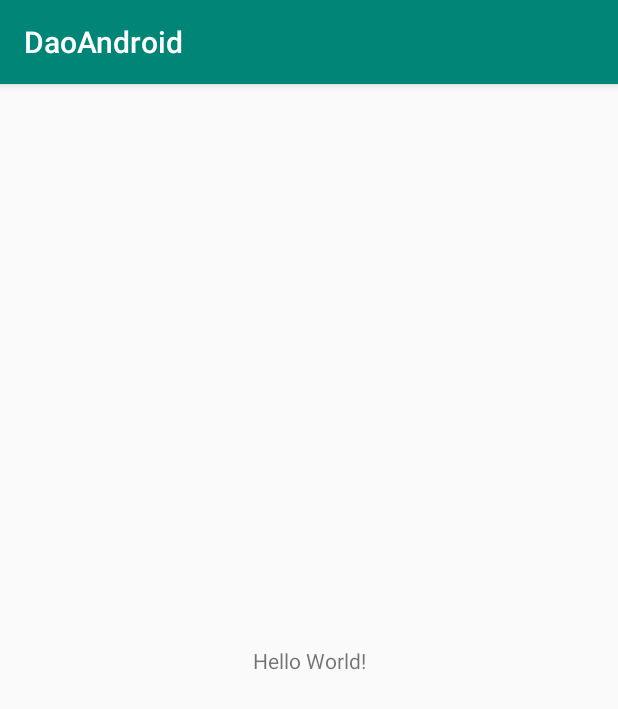
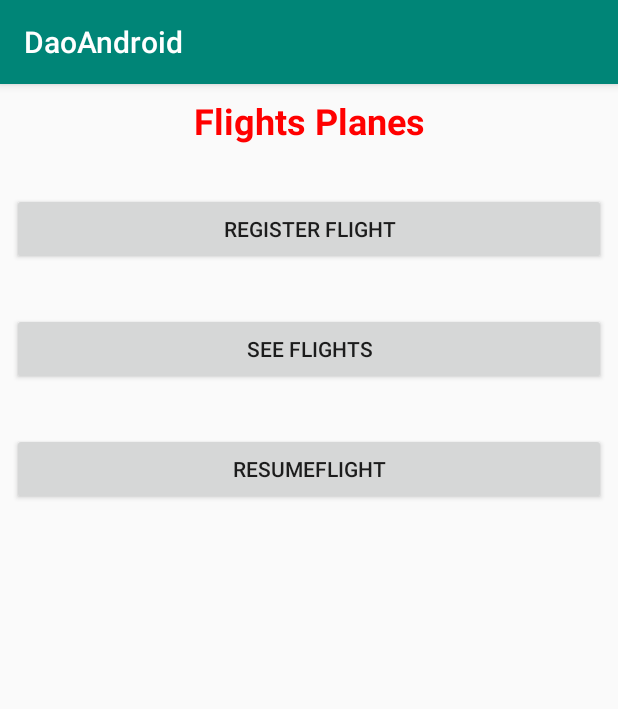
Before and after one commit to a18simongv/AndroidDaoExam, an Android app: the screen it shows after launch (MainActivity), on a phone screen of 412 x 824 dp. Shown: the top 709 px of the screen. Run offline under Robolectric (Android 15) with nearby library versions, the phone set to English and light mode, and no system bars.

Commit message:
a ver como qda todo

```diff
--- a/app/src/main/java/com/example/daoandroid/MainActivity.java
+++ b/app/src/main/java/com/example/daoandroid/MainActivity.java
@@ -1,13 +1,46 @@
 package com.example.daoandroid;
 
+import android.content.Intent;
 import android.support.v7.app.AppCompatActivity;
 import android.os.Bundle;
+import android.util.Log;
+import android.view.View;
+import android.widget.Button;
+
+import com.example.daoandroid.activities.RegisterFlight;
+import com.example.daoandroid.activities.SeeFlights;
+
+import java.sql.Date;
+import java.util.Calendar;
 
 public class MainActivity extends AppCompatActivity {
+
+    private Button btnRegister, btnSee;
 
     @Override
     protected void onCreate(Bundle savedInstanceState) {
         super.onCreate(savedInstanceState);
         setContentView(R.layout.activity_main);
+
+        btnRegister = findViewById(R.id.btnRegisterFlight);
+        btnSee = findViewById(R.id.btnSeeFlights);
+
+        Log.e("date", (new Date(Calendar.getInstance().getTimeInMillis())).toString());
+
+        btnRegister.setOnClickListener(new View.OnClickListener() {
+            @Override
+            public void onClick(View v) {
+                Intent intent = new Intent(getApplicationContext(), RegisterFlight.class);
+                startActivity(intent);
+            }
+        });
+
+        btnSee.setOnClickListener(new View.OnClickListener() {
+            @Override
+            public void onClick(View v) {
+                Intent intent = new Intent(getApplicationContext(), SeeFlights.class);
+                startActivity(intent);
+            }
+        });
     }
 }
--- a/app/src/main/java/com/example/daoandroid/database/dao/daoimp/ModelImp.java
+++ b/app/src/main/java/com/example/daoandroid/database/dao/daoimp/ModelImp.java
@@ -36,7 +36,7 @@ public class ModelImp implements ModelI {
     }
 
     @Override
-    public int getLastRow(String nameModel) {
+    public int getNumRow(String nameModel) {
         int rows = 0;
         Cursor cursor = database.rawQuery("select count() from seat_rows where name_model=?", new String[]{nameModel});
         if (cursor.moveToFirst()) {
@@ -48,8 +48,7 @@ public class ModelImp implements ModelI {
     @Override
     public boolean insertRow(SeatRow seatRow) {
         ContentValues values = new ContentValues();
-        int row = getLastRow(seatRow.getNameModel()) + 1;
-        values.put("num_row", row);
+        values.put("num_row", seatRow.getRow());
         values.put("name_model", seatRow.getNameModel());
         values.put("num_seats", seatRow.getNumberSeats());
         values.put("row_arm", seatRow.getRowArm());
--- a/app/src/main/java/com/example/daoandroid/database/dao/daoimp/PlaneImp.java
+++ b/app/src/main/java/com/example/daoandroid/database/dao/daoimp/PlaneImp.java
@@ -27,7 +27,7 @@ public class PlaneImp implements DaoI<Plane, String> {
         Plane plane = null;
         Cursor cursor = database.rawQuery("select * from planes where number_plate=?", new String[]{id});
         if (cursor.moveToFirst()) {
-            plane = new Plane(id, DaoImp.getDaoModel(context).getById(cursor.getString(1)));
+            plane = new Plane(id, cursor.getString(1));
         }
         return plane;
     }
@@ -38,7 +38,7 @@ public class PlaneImp implements DaoI<Plane, String> {
 
         Cursor cursor = database.rawQuery("select * from planes", new String[]{});
         while (cursor.moveToNext()) {
-            Plane plane = new Plane(cursor.getString(0), DaoImp.getDaoModel(context).getById(cursor.getString(1)));
+            Plane plane = new Plane(cursor.getString(0), cursor.getString(1));
             planes.add(plane);
         }
 
@@ -49,7 +49,7 @@ public class PlaneImp implements DaoI<Plane, String> {
     public boolean insert(Plane plane) {
         ContentValues values = new ContentValues();
         values.put("number_plate", plane.getNumberPlate());
-        values.put("name_model", plane.getModel().getNameModel());
+        values.put("name_model", plane.getModel());
 
         long num = database.insert("planes", null, values);
 
--- a/app/src/main/java/com/example/daoandroid/database/dao/ints/FlightI.java
+++ b/app/src/main/java/com/example/daoandroid/database/dao/ints/FlightI.java
@@ -9,6 +9,8 @@ public interface FlightI extends DaoI<Flight,Integer> {
 
     int getLastMultimedia(int idFlight);
     Multimedia getMultimedia(int idFlight, int idMult);
+    int lastFlight();
+    void finalizeFlight(int idFlight);
     List<Multimedia> listMultimedia(int idFlight);
     boolean insertMultimedia(Multimedia multimedia);
 
--- a/app/src/main/java/com/example/daoandroid/database/dao/ints/ModelI.java
+++ b/app/src/main/java/com/example/daoandroid/database/dao/ints/ModelI.java
@@ -12,7 +12,7 @@ public interface ModelI extends DaoI<Model,String> {
     List<SeatRow> getRows(String nameModel);
     List<CgMass> getCg(String nameModel);
 
-    int getLastRow(String nameModel);
+    int getNumRow(String nameModel);
 
     boolean insertRow(SeatRow seatRow);
     boolean insertCg(CgMass cgMass);
--- a/app/src/main/java/com/example/daoandroid/database/dao/ints/PassengerI.java
+++ b/app/src/main/java/com/example/daoandroid/database/dao/ints/PassengerI.java
@@ -8,6 +8,7 @@ import java.util.List;
 public interface PassengerI extends DaoI<Passenger, Flight> {
 
 
-    List<Passenger> listAll(Flight flight);
+    List<Passenger> listAll(int flight);
+    int numRows(String nameModel);
 
 }
--- a/app/src/main/java/com/example/daoandroid/database/models/CgMass.java
+++ b/app/src/main/java/com/example/daoandroid/database/models/CgMass.java
@@ -10,6 +10,9 @@ public class CgMass {
     private double mass;
 
     public CgMass(){}
+    public CgMass(String nameModel) {
+        this.nameModel = nameModel;
+    }
     public CgMass(int cg, String nameModel, double mass) {
         this.cg = cg;
         this.nameModel = nameModel;
--- a/app/src/main/java/com/example/daoandroid/database/models/Model.java
+++ b/app/src/main/java/com/example/daoandroid/database/models/Model.java
@@ -13,7 +13,10 @@ public class Model {
     private double bew, bewArm;
 
     public Model() {}
-    public Model(String nameModel,double fuelMax, double fuelArm, double baggageMax, double baggageArm, double bew, double bewArm) {
+    public Model(String nameModel) {
+        this.nameModel = nameModel;
+    }
+    public Model(String nameModel, double fuelMax, double fuelArm, double baggageMax, double baggageArm, double bew, double bewArm) {
         this.nameModel = nameModel;
         this.fuelMax = fuelMax;
         this.fuelArm = fuelArm;
--- a/app/src/main/java/com/example/daoandroid/database/models/SeatRow.java
+++ b/app/src/main/java/com/example/daoandroid/database/models/SeatRow.java
@@ -12,6 +12,9 @@ public class SeatRow {
     private double rowArm;
 
     public SeatRow() {}
+    public SeatRow(String nameModel) {
+        this.nameModel = nameModel;
+    }
     public SeatRow(int row, String nameModel, int numberSeats, double rowArm) {
         this.row = row;
         this.nameModel = nameModel;
--- a/app/src/main/res/layout/activity_main.xml
+++ b/app/src/main/res/layout/activity_main.xml
@@ -6,13 +6,63 @@
     android:layout_height="match_parent"
     tools:context=".MainActivity">
 
+    <Button
+        android:id="@+id/btnRegisterFlight"
+        android:layout_width="0dp"
+        android:layout_height="wrap_content"
+        android:layout_marginStart="8dp"
+        android:layout_marginLeft="8dp"
+        android:layout_marginTop="32dp"
+        android:layout_marginEnd="8dp"
+        android:layout_marginRight="8dp"
+        android:text="@string/strBtnRegisterFlight"
+        app:layout_constraintEnd_toEndOf="parent"
+        app:layout_constraintStart_toStartOf="parent"
+        app:layout_constraintTop_toBottomOf="@+id/tvApp" />
+
+    <Button
+        android:id="@+id/btnSeeFlights"
+        android:layout_width="0dp"
+        android:layout_height="wrap_content"
+        android:layout_marginStart="8dp"
+        android:layout_marginLeft="8dp"
+        android:layout_marginTop="32dp"
+        android:layout_marginEnd="8dp"
+        android:layout_marginRight="8dp"
+        android:text="@string/strBtnSeeFlights"
+        app:layout_constraintEnd_toEndOf="parent"
+        app:layout_constraintStart_toStartOf="parent"
+        app:layout_constraintTop_toBottomOf="@+id/btnRegisterFlight" />
+
+    <Button
+        android:id="@+id/btnResumeFlight"
+        android:layout_width="0dp"
+        android:layout_height="wrap_content"
+        android:layout_marginStart="8dp"
+        android:layout_marginLeft="8dp"
+        android:layout_marginTop="32dp"
+        android:layout_marginEnd="8dp"
+        android:layout_marginRight="8dp"
+        android:text="@string/strBtnResumeFlight"
+        app:layout_constraintEnd_toEndOf="parent"
+        app:layout_constraintStart_toStartOf="parent"
+        app:layout_constraintTop_toBottomOf="@+id/btnSeeFlights" />
+
     <TextView
+        android:id="@+id/tvApp"
         android:layout_width="wrap_content"
         android:layout_height="wrap_content"
-        android:text="Hello World!"
-        app:layout_constraintBottom_toBottomOf="parent"
-        app:layout_constraintLeft_toLeftOf="parent"
-        app:layout_constraintRight_toRightOf="parent"
+        android:layout_marginStart="8dp"
+        android:layout_marginLeft="8dp"
+        android:layout_marginTop="8dp"
+        android:layout_marginEnd="8dp"
+        android:layout_marginRight="8dp"
+        android:text="@string/strTvApp"
+        android:textColor="@color/clRed"
+        android:textSize="24sp"
+        android:textStyle="bold"
+        app:layout_constraintEnd_toEndOf="parent"
+        app:layout_constraintStart_toStartOf="parent"
         app:layout_constraintTop_toTopOf="parent" />
 
 </android.support.constraint.ConstraintLayout>
--- a/app/src/main/res/values/colors.xml
+++ b/app/src/main/res/values/colors.xml
@@ -3,4 +3,6 @@
     <color name="colorPrimary">#008577</color>
     <color name="colorPrimaryDark">#00574B</color>
     <color name="colorAccent">#D81B60</color>
+    <color name="Black">#000000</color>
+    <color name="clRed">#FF0000</color>
 </resources>
```
Also changed, not shown: app/src/main/AndroidManifest.xml (+7 -0 lines), app/src/main/java/com/example/daoandroid/database/dao/daoimp/FlightImp.java (+30 -9 lines), app/src/main/java/com/example/daoandroid/database/dao/daoimp/PassengerImp.java (+29 -16 lines), app/src/main/java/com/example/daoandroid/database/models/Flight.java (+13 -9 lines), app/src/main/java/com/example/daoandroid/database/models/Passenger.java (+5 -5 lines), app/src/main/java/com/example/daoandroid/database/models/Plane.java (+4 -4 lines), app/src/main/res/values/strings.xml (+18 -0 lines), 1 other file.
